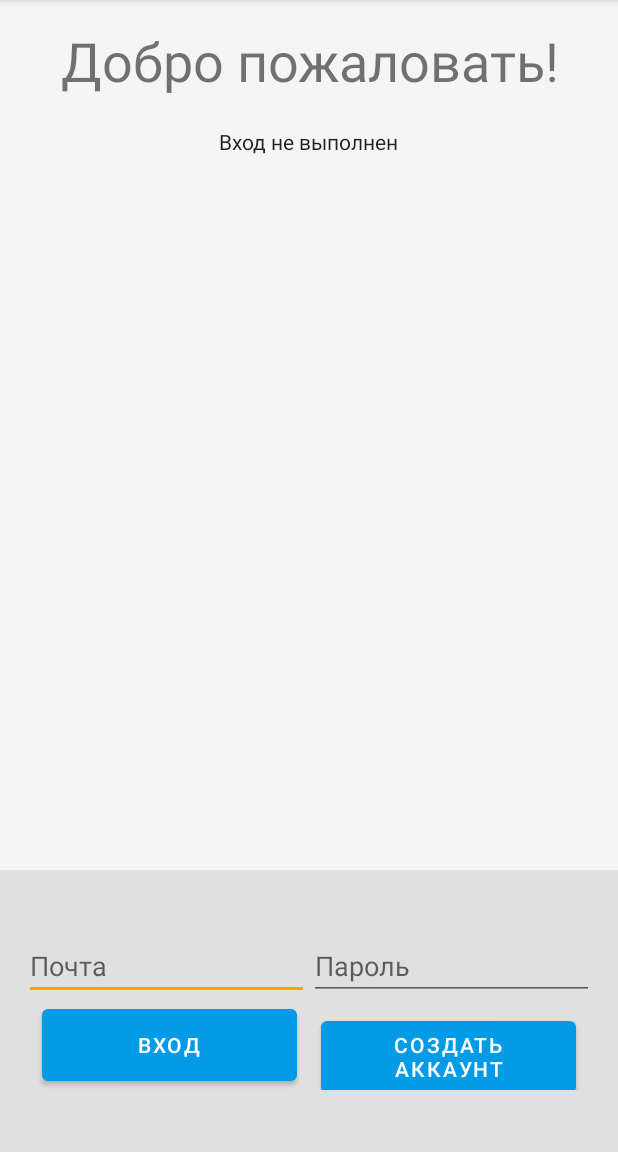
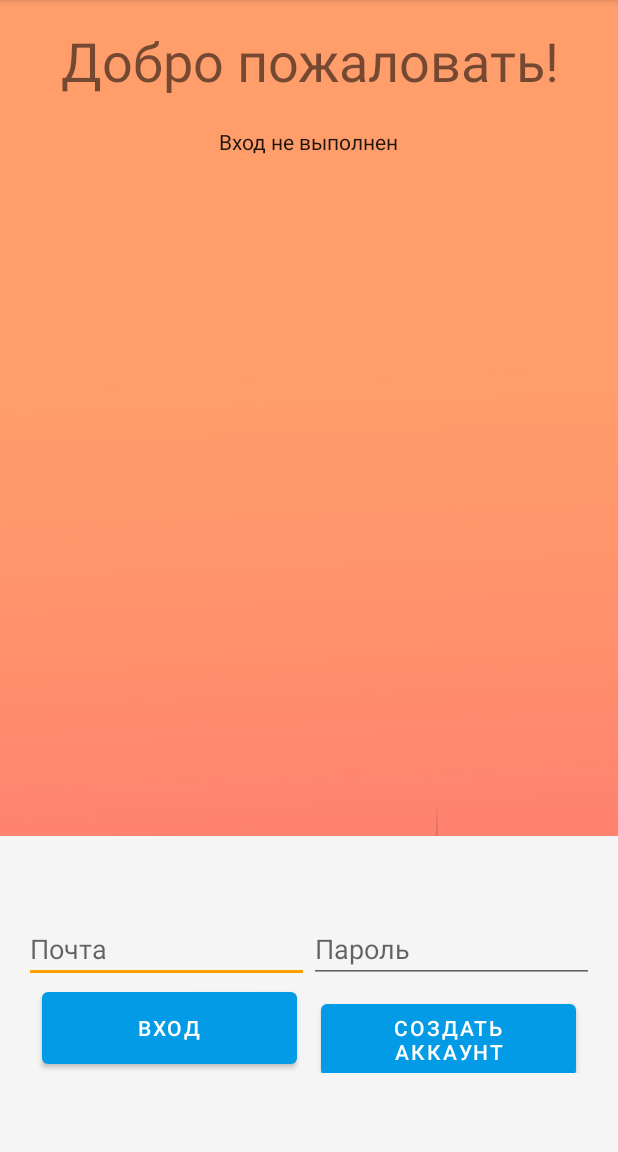
Before and after one commit to Flash14243/Notos, an Android app: the screen it shows after launch (EmailPasswordActivity), on a phone screen of 412 x 824 dp, the part 84-1236 px from its top. Run offline under Robolectric (Android 15) with nearby library versions, the phone set to English and light mode, and no system bars; our stand-ins replace Firebase (no records; nobody signed in at launch, a user with empty details on screens opened directly).

Commit message:
Добавил задний фон

```diff
--- a/auth/app/src/main/AndroidManifest.xml
+++ b/auth/app/src/main/AndroidManifest.xml
@@ -8,7 +8,7 @@
     <application
         android:name="androidx.multidex.MultiDexApplication"
         android:allowBackup="true"
-        android:icon="@mipmap/log"
+        android:icon="@mipmap/logo"
         android:label="@string/app_name"
         android:supportsRtl="true"
         android:theme="@style/AppTheme">
--- a/auth/app/src/main/res/layout/activity_emailpassword.xml
+++ b/auth/app/src/main/res/layout/activity_emailpassword.xml
@@ -3,7 +3,7 @@
     android:id="@+id/main_layout"
     android:layout_width="match_parent"
     android:layout_height="match_parent"
-    android:background="@color/grey_100"
+    android:background="@drawable/background"
     android:orientation="vertical"
     android:weightSum="4">
 
@@ -41,13 +41,15 @@
             android:id="@+id/detail"
             style="@style/ThemeOverlay.MyTextDetail"
             tools:text="Ваш ID: " />
+
+
     </LinearLayout>
 
     <RelativeLayout
         android:layout_width="match_parent"
-        android:layout_height="0dp"
+        android:layout_height="30dp"
         android:layout_weight="1"
-        android:background="@color/grey_300"
+        android:background="@color/browser_actions_bg_grey"
         android:gravity="center_vertical">
 
         <LinearLayout
@@ -63,18 +65,18 @@
                 android:layout_width="0dp"
                 android:layout_height="wrap_content"
                 android:layout_weight="1"
+                android:autofillHints=""
                 android:hint="@string/hint_email"
-                android:inputType="textEmailAddress"
-                android:autofillHints="" />
+                android:inputType="textEmailAddress" />
 
             <EditText
                 android:id="@+id/fieldPassword"
                 android:layout_width="0dp"
                 android:layout_height="wrap_content"
                 android:layout_weight="1"
+                android:autofillHints=""
                 android:hint="@string/hint_password"
-                android:inputType="textPassword"
-                android:autofillHints="" />
+                android:inputType="textPassword" />
         </LinearLayout>
 
         <LinearLayout
@@ -119,20 +121,20 @@
 
             <Button
                 android:id="@+id/signOutButton"
+                android:layout_width="0dp"
+                android:layout_height="wrap_content"
                 android:layout_marginStart="@dimen/button_horizontal_margin"
                 android:layout_marginEnd="@dimen/button_horizontal_margin"
-                android:layout_width="0dp"
-                android:layout_height="wrap_content"
                 android:layout_weight="1"
                 android:text="@string/sign_out"
                 android:theme="@style/ThemeOverlay.MyDarkButton" />
 
             <Button
                 android:id="@+id/verifyEmailButton"
+                android:layout_width="0dp"
+                android:layout_height="wrap_content"
                 android:layout_marginStart="@dimen/button_horizontal_margin"
                 android:layout_marginEnd="@dimen/button_horizontal_margin"
-                android:layout_width="0dp"
-                android:layout_height="wrap_content"
                 android:layout_weight="1"
                 android:text="@string/verify_email"
                 android:theme="@style/ThemeOverlay.MyDarkButton" />
@@ -140,10 +142,10 @@
             <Button
                 android:id="@+id/reloadButton"
                 style="@style/Widget.AppCompat.Button.Colored"
+                android:layout_width="0dp"
+                android:layout_height="wrap_content"
                 android:layout_marginStart="@dimen/button_horizontal_margin"
                 android:layout_marginEnd="@dimen/button_horizontal_margin"
-                android:layout_width="0dp"
-                android:layout_height="wrap_content"
                 android:layout_weight="1"
                 android:text="@string/reload"
                 android:theme="@style/ThemeOverlay.MyDarkButton" />
--- a/auth/app/src/main/res/values/strings.xml
+++ b/auth/app/src/main/res/values/strings.xml
@@ -68,7 +68,7 @@
     <string name="facebook_status_fmt">Facebook User: %s</string>
     <string name="facebook_title_text">Facebook Login</string>
 
-    <string name="emailpassword_status_fmt">Почта пользователя: %1$s (Подтвердите вашу почту)</string>
+    <string name="emailpassword_status_fmt">Почта пользователя: %1$s (подтверждена: %2$b)</string>
     <string name="emailpassword_title_text">Добро пожаловать!</string>
 
     <string name="passwordless_status_fmt">Почта пользователя: %1$s (verified: %2$b)</string>
@@ -95,7 +95,7 @@
 
     <string name="enroll_mfa">Enroll MFA</string>
     <string name="unenroll_mfa">Unenroll MFA</string>
-    <string name="reload">Готово</string>
+    <string name="reload">Обновить</string>
 
     <string name="custom_auth_signin_status_user">Ваш ID: %s</string>
     <string name="custom_auth_signin_status_failed">Ошибка: вход не выполнен</string>
@@ -105,5 +105,6 @@
 
     <string name="field_namereg">Введите ваше имя</string>
     <string name="field_lastnamereg">Введите вашу фамилию</string>
+    <string name="finish">Готово</string>
 
 </resources>
```
Also changed, not shown: auth/app/src/main/java/com/google/firebase/quickstart/auth/java/EmailPasswordActivity.java (+13 -6 lines), auth/app/src/main/java/com/google/firebase/quickstart/auth/java/ProfileActivity.java (+19 -0 lines), auth/app/src/main/res/layout/activity_profile.xml (+14 -5 lines), auth/app/src/main/res/drawable-xxhdpi/background.jpg (added), auth/app/src/main/res/mipmap-xxxhdpi/logo.png (renamed from auth/app/src/main/res/mipmap-xxxhdpi/log.png).
